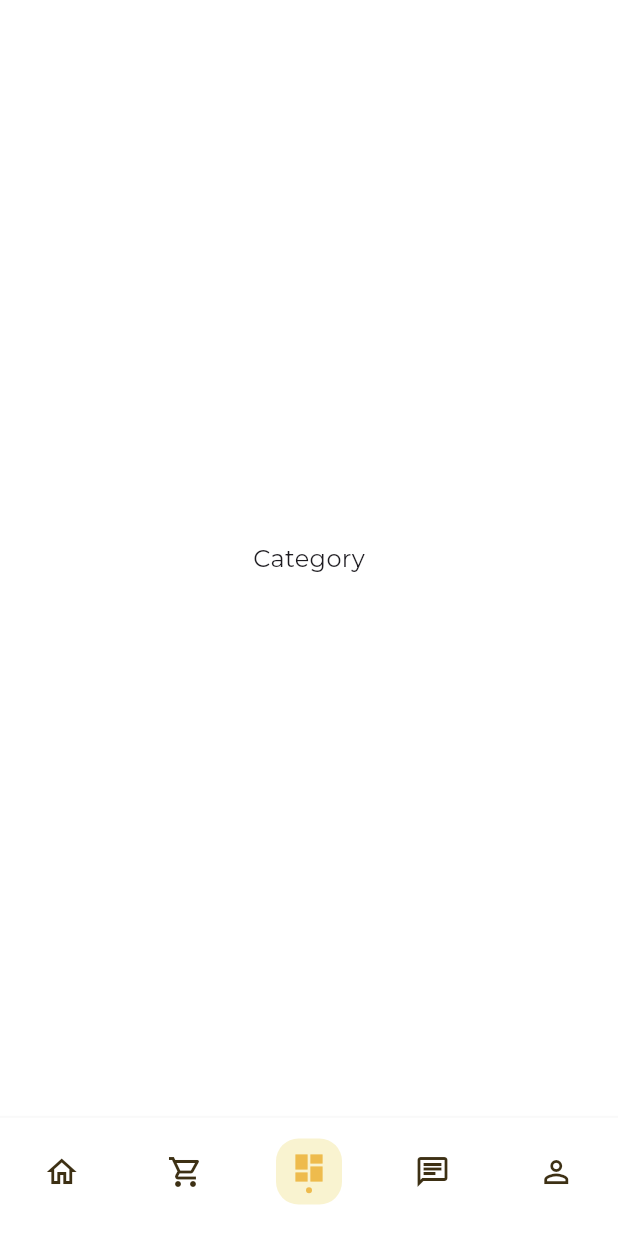
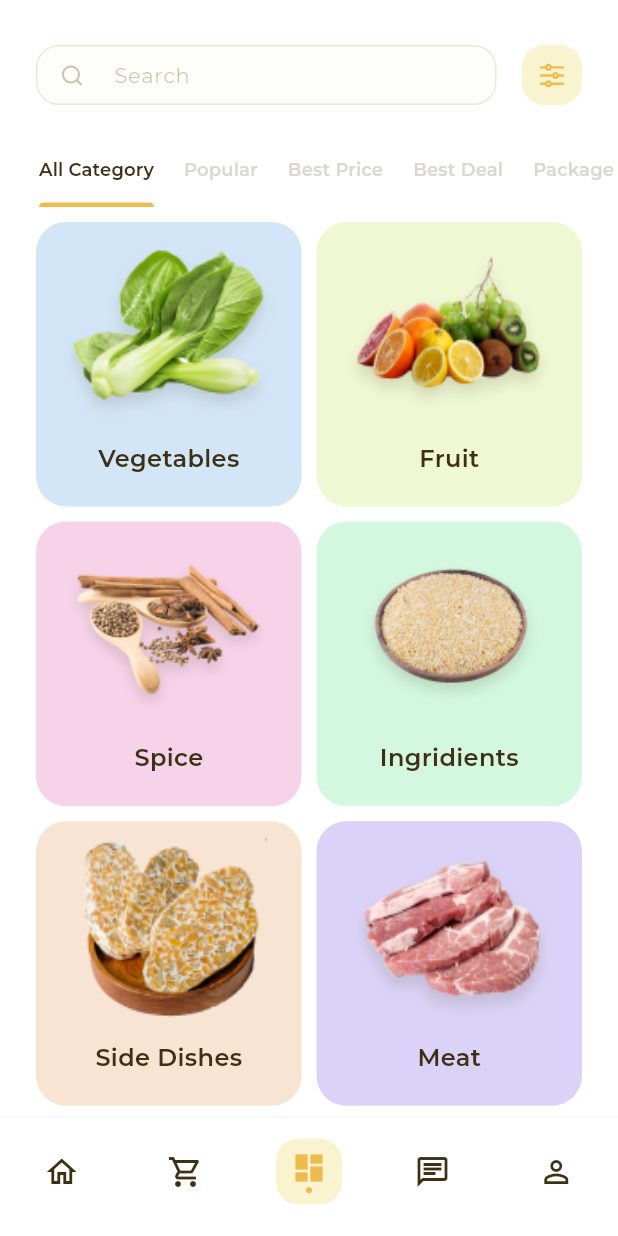
Before and after one commit to aconitum001/resto, a Flutter app: the screen it shows after launch, item 3 of the bottom bar chosen, on a phone screen of 412 x 824 dp. Run offline on Flutter 3.47's test engine with Material 3 defaults, Android fonts, the phone set to English and light mode, and no system bars; our stand-ins replace device_preview, flutter_svg, go_router; project files that could hold a hidden picture were left out.

Commit message:
completed category view

```diff
--- a/lib/main.dart
+++ b/lib/main.dart
@@ -5,7 +5,7 @@
 void main() {
   runApp(
     DevicePreview(
-      enabled: true,
+      enabled: false,
       builder: (context) {
         return const Resto();
       },
--- a/lib/utils/assets.dart
+++ b/lib/utils/assets.dart
@@ -22,9 +22,17 @@ class Assets {
   /// assets/images/fruit.png
   static const String assetsImagesFruit = "assets/images/fruit.png";
 
+  /// Assets for assetsImagesFruitBig
+  /// assets/images/fruit_big.png
+  static const String assetsImagesFruitBig = "assets/images/fruit_big.png";
+
   /// Assets for assetsImagesIngridien
   /// assets/images/Ingridien.png
   static const String assetsImagesIngridien = "assets/images/Ingridien.png";
+
+  /// Assets for assetsImagesIngridientBig
+  /// assets/images/Ingridient_big.png
+  static const String assetsImagesIngridientBig = "assets/images/Ingridient_big.png";
 
   /// Assets for assetsImagesMeat
   /// assets/images/meat.png
@@ -54,6 +62,10 @@ class Assets {
   /// assets/images/spice.png
   static const String assetsImagesSpice = "assets/images/spice.png";
 
+  /// Assets for assetsImagesSpiceBig
+  /// assets/images/spice_big.png
+  static const String assetsImagesSpiceBig = "assets/images/spice_big.png";
+
   /// Assets for assetsImagesVegtebals
   /// assets/images/vegtebals.png
   static const String assetsImagesVegtebals = "assets/images/vegtebals.png";
--- a/lib/views/category_view_body.dart
+++ b/lib/views/category_view_body.dart
@@ -1,15 +1,43 @@
 import 'package:flutter/material.dart';
-import 'package:resto/utils/app_styles.dart';
+import 'package:resto/widgets/category_grid_view.dart';
+import 'package:resto/widgets/category_tab_bar.dart';
+import 'package:resto/widgets/home_view_search_section.dart';
 
 class CategoryViewBody extends StatelessWidget {
   const CategoryViewBody({super.key});
 
   @override
   Widget build(BuildContext context) {
-    return Center(
-      child: Text(
-        "Category",
-        style: AppStyles.styleRegular16,
+    return DefaultTabController(
+      length: 8,
+      child: Column(
+        crossAxisAlignment: CrossAxisAlignment.stretch,
+        children: [
+          const SizedBox(
+            height: 30,
+          ),
+          const Padding(
+            padding: EdgeInsets.symmetric(
+              horizontal: 24,
+            ),
+            child: HomeViewSearchSection(),
+          ),
+          const SizedBox(
+            height: 20,
+          ),
+          const CategoryTabBaar(),
+          const SizedBox(
+            height: 10,
+          ),
+          Expanded(
+            child: TabBarView(
+              children: List.generate(
+                8,
+                (index) => const CategoryGridView(),
+              ),
+            ),
+          )
+        ],
       ),
     );
   }
--- /dev/null
+++ b/lib/widgets/category_grid_view.dart
@@ -0,0 +1,71 @@
+import 'package:flutter/material.dart';
+import 'package:resto/models/category_model.dart';
+import 'package:resto/utils/assets.dart';
+import 'package:resto/widgets/category_grid_widget.dart';
+
+class CategoryGridView extends StatelessWidget {
+  const CategoryGridView({super.key});
+
+  static const List<CategoryModel> items = [
+    CategoryModel(
+      catColor: Color(0xffD3E6F7),
+      catImage: Assets.assetsImagesVegtebals,
+      catTitle: "Vegetables",
+    ),
+    CategoryModel(
+      catColor: Color(0xffEFF7D3),
+      catImage: Assets.assetsImagesFruitBig,
+      catTitle: "Fruit",
+    ),
+    CategoryModel(
+      catColor: Color(0xffF7D3EA),
+      catImage: Assets.assetsImagesSpiceBig,
+      catTitle: "Spice",
+    ),
+    CategoryModel(
+      catColor: Color(0xffD3F7DF),
+      catImage: Assets.assetsImagesIngridientBig,
+      catTitle: "Ingridients",
+    ),
+    CategoryModel(
+      catColor: Color(0xffF7E4D3),
+      catImage: Assets.assetsImagesSideDishesBig,
+      catTitle: "Side Dishes",
+    ),
+    CategoryModel(
+      catColor: Color(0xffDBD3F7),
+      catImage: Assets.assetsImagesMeat,
+      catTitle: "Meat",
+    ),
+    CategoryModel(
+      catColor: Color(0xffD3F7DF),
+      catImage: Assets.assetsImagesChicke,
+      catTitle: "Chicken",
+    ),
+    CategoryModel(
+      catColor: Color(0xffD3E6F7),
+      catImage: Assets.assetsImagesVegtebals,
+      catTitle: "Vegetables",
+    ),
+  ];
+
+  @override
+  Widget build(BuildContext context) {
+    return Padding(
+      padding: const EdgeInsets.symmetric(horizontal: 24),
+      child: GridView.builder(
+        itemCount: items.length,
+        physics: const BouncingScrollPhysics(),
+        gridDelegate: const SliverGridDelegateWithFixedCrossAxisCount(
+          crossAxisCount: 2,
+          childAspectRatio: 153 / 164,
+          crossAxisSpacing: 10,
+          mainAxisSpacing: 10,
+        ),
+        itemBuilder: (context, index) => CategoryGridWidget(
+          categoryModel: items[index],
+        ),
+      ),
+    );
+  }
+}
--- /dev/null
+++ b/lib/widgets/category_grid_widget.dart
@@ -0,0 +1,47 @@
+import 'package:flutter/material.dart';
+import 'package:resto/models/category_model.dart';
+import 'package:resto/utils/app_colors.dart';
+import 'package:resto/utils/app_styles.dart';
+
+class CategoryGridWidget extends StatelessWidget {
+  const CategoryGridWidget({super.key, required this.categoryModel});
+
+  final CategoryModel categoryModel;
+
+  @override
+  Widget build(BuildContext context) {
+    return Container(
+      padding: const EdgeInsets.symmetric(
+        horizontal: 11,
+        vertical: 11,
+      ),
+      decoration: BoxDecoration(
+        borderRadius: BorderRadius.circular(20),
+        color: categoryModel.catColor,
+      ),
+      child: Column(
+        children: [
+          Expanded(
+            flex: 3,
+            child: Image.asset(
+              categoryModel.catImage,
+              fit: BoxFit.fill,
+            ),
+          ),
+          Expanded(
+            child: FittedBox(
+              fit: BoxFit.scaleDown,
+              alignment: Alignment.center,
+              child: Text(
+                categoryModel.catTitle,
+                style: AppStyles.styleSemiBold16.copyWith(
+                  color: AppColors.textColor,
+                ),
+              ),
+            ),
+          ),
+        ],
+      ),
+    );
+  }
+}
--- /dev/null
+++ b/lib/widgets/category_tab_bar.dart
@@ -0,0 +1,71 @@
+import 'package:flutter/material.dart';
+import 'package:resto/utils/app_colors.dart';
+import 'package:resto/utils/app_styles.dart';
+
+class CategoryTabBaar extends StatelessWidget {
+  const CategoryTabBaar({
+    super.key,
+  });
+
+  @override
+  Widget build(BuildContext context) {
+    return TabBar(
+      isScrollable: true,
+      dividerColor: Colors.transparent,
+      tabAlignment: TabAlignment.start,
+      indicatorColor: AppColors.primaryColor,
+      dividerHeight: 0,
+      padding: const EdgeInsets.symmetric(horizontal: 16),
+      labelPadding: const EdgeInsets.symmetric(
+        horizontal: 10,
+        vertical: 0,
+      ),
+      labelStyle: AppStyles.styleSemiBold12.copyWith(
+        color: AppColors.textColor,
+      ),
+      unselectedLabelColor: const Color(0xffD9D8D3),
+      tabs: const [
+        Tab(
+          child: Text(
+            "All Category",
+          ),
+        ),
+        Tab(
+          child: Text(
+            "Popular",
+          ),
+        ),
+        Tab(
+          child: Text(
+            "Best Price",
+          ),
+        ),
+        Tab(
+          child: Text(
+            "Best Deal",
+          ),
+        ),
+        Tab(
+          child: Text(
+            "Package",
+          ),
+        ),
+        Tab(
+          child: Text(
+            "New Arrivals", // First new tab
+          ),
+        ),
+        Tab(
+          child: Text(
+            "Trending", // Second new tab
+          ),
+        ),
+        Tab(
+          child: Text(
+            "Exclusive", // Third new tab
+          ),
+        ),
+      ],
+    );
+  }
+}
```
Also changed, not shown: assets/images/Ingridient_big.png (added), assets/images/fruit_big.png (added), assets/images/spice_big.png (added).
